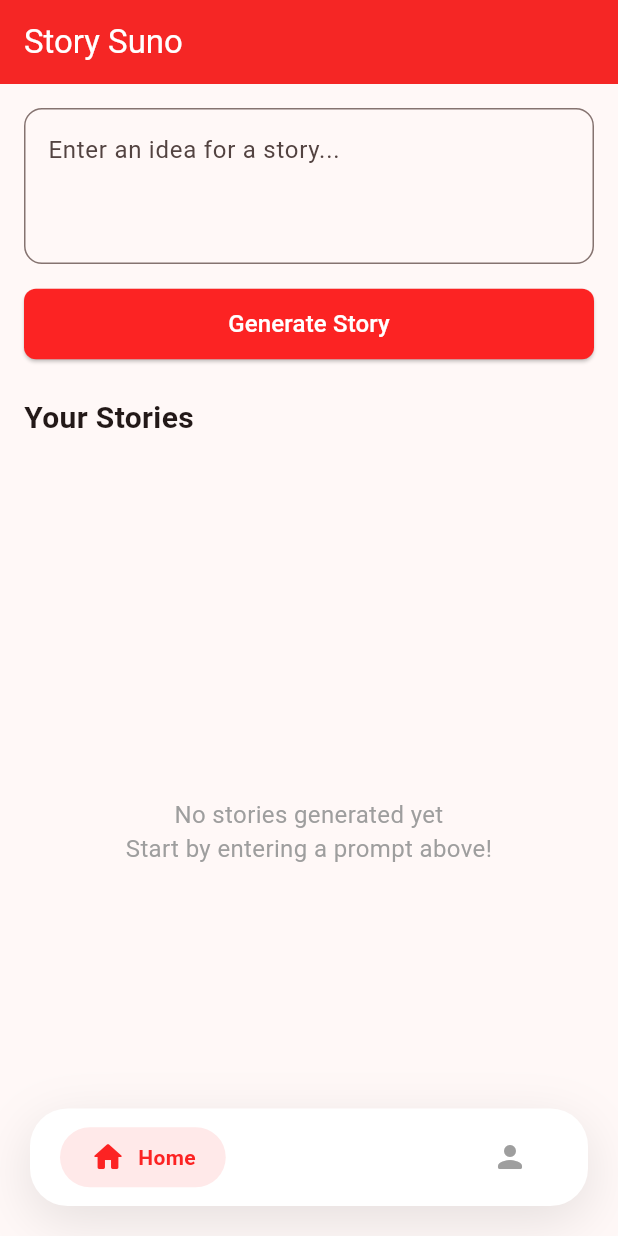
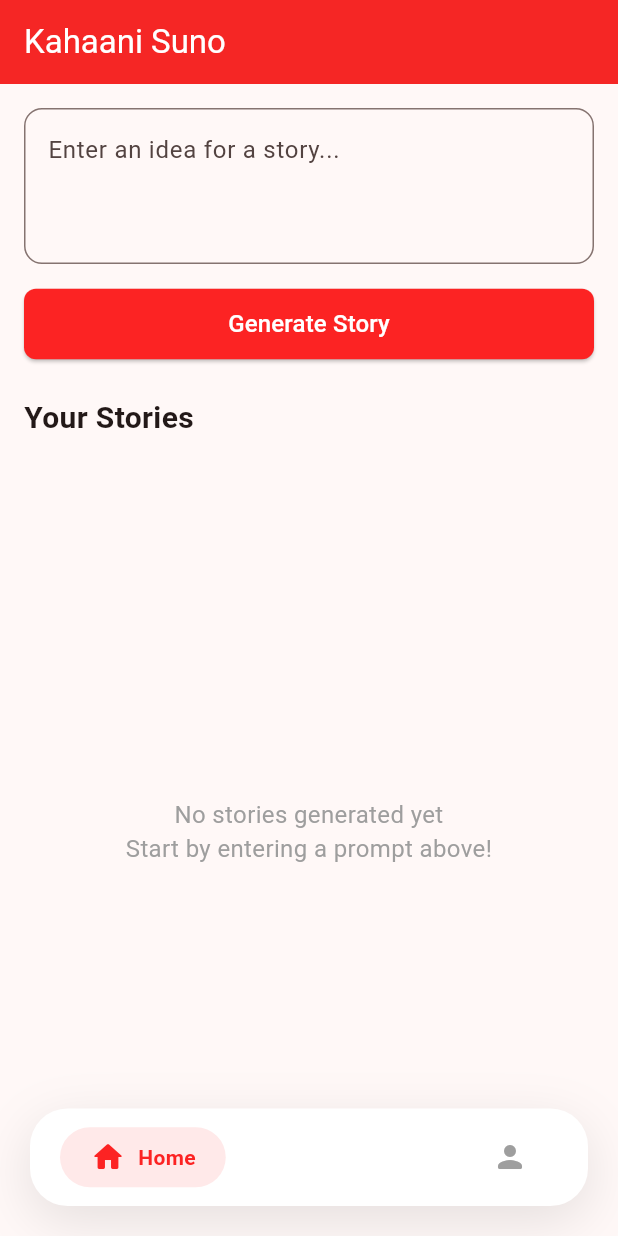
Before and after one commit to avirupnandi1/kahaani-suno, a Flutter app: the screen it shows after launch, on a phone screen of 412 x 824 dp. Run offline on Flutter 3.47's test engine with Material 3 defaults, Android fonts, the phone set to English and light mode, and no system bars; our stand-ins replace flutter_tts, just_audio.

Commit message:
Update main.dart

```diff
--- a/lib/main.dart
+++ b/lib/main.dart
@@ -24,7 +24,7 @@ class MyApp extends StatelessWidget {
   @override
   Widget build(BuildContext context) {
     return MaterialApp(
-      title: 'Story Suno',
+      title: 'Kahaani Suno',
       theme: ThemeData(
         colorScheme: ColorScheme.fromSeed(
             seedColor: const Color.fromARGB(255, 252, 35, 35)),
@@ -44,7 +44,7 @@ class MyApp extends StatelessWidget {
           ),
         ),
       ),
-      home: const MyHomePage(title: 'Story Suno'),
+      home: const MyHomePage(title: 'Kahaani Suno'),
     );
   }
 }
```
